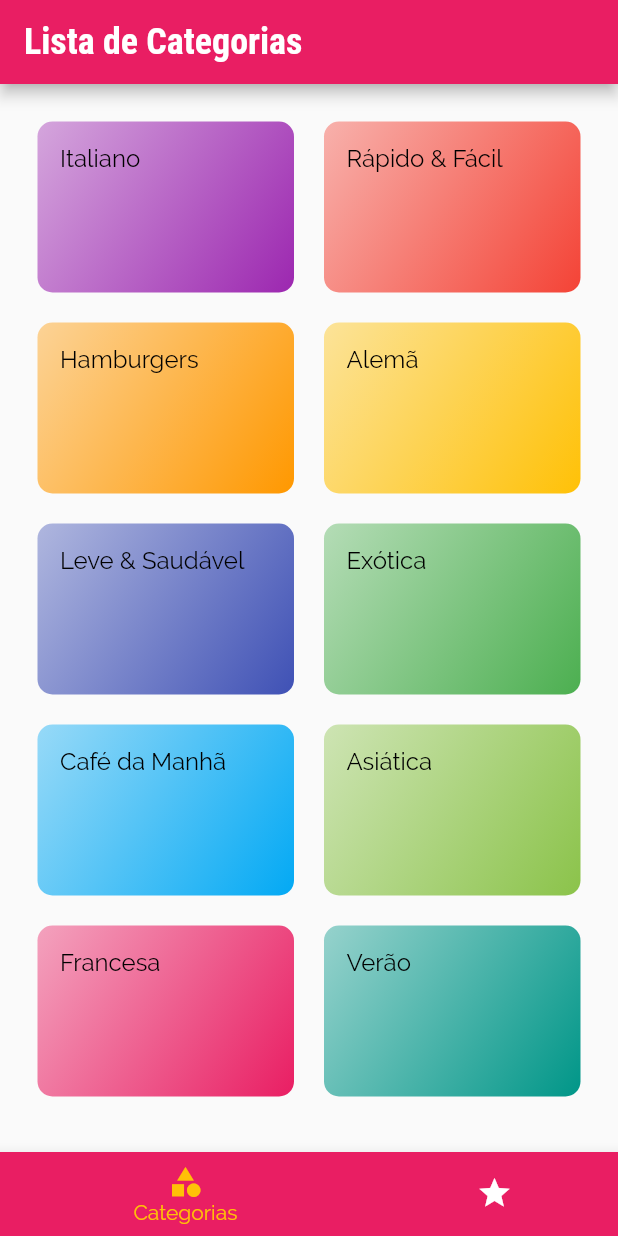
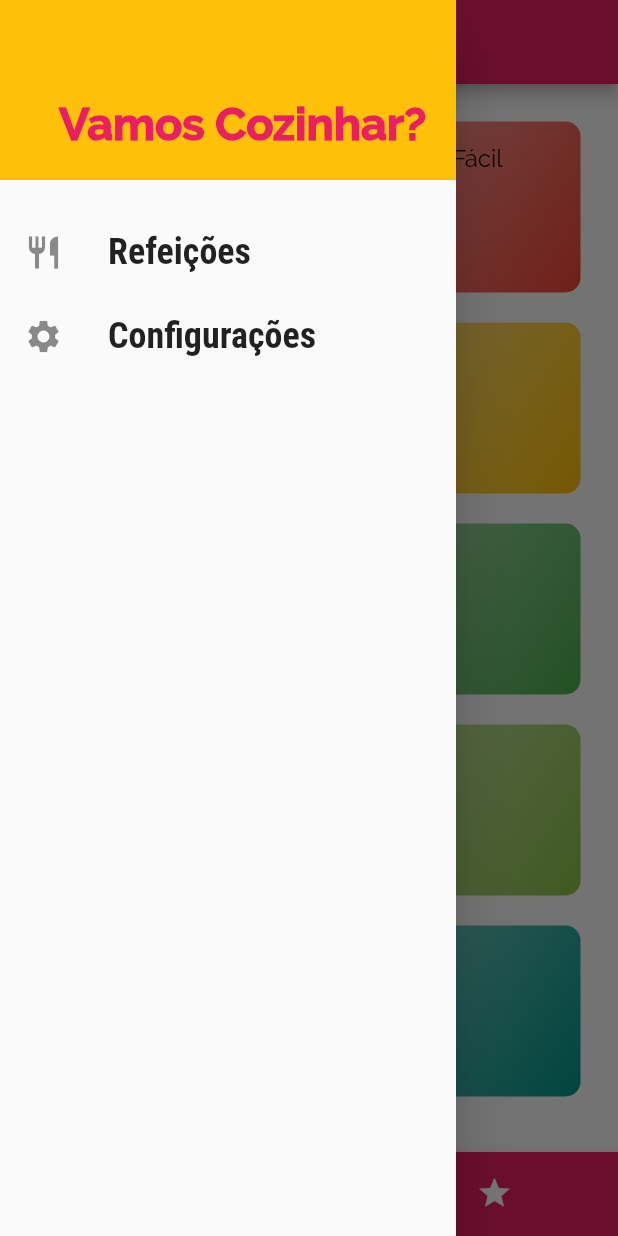
Before and after one commit to frank000/meals, a Flutter app: the screen it shows after launch, with the side drawer open (before the commit the screen has no drawer), on a phone screen of 412 x 824 dp. Run offline on Flutter 3.47's test engine with Material 2 defaults, Android fonts, the phone set to English and light mode, and no system bars.

Commit message:
Implementação do Drawer

```diff
--- /dev/null
+++ b/lib/components/main_drawer.dart
@@ -0,0 +1,51 @@
+import 'package:flutter/material.dart';
+
+class MainDrawer extends StatelessWidget {
+  const MainDrawer({Key? key}) : super(key: key);
+
+  Widget _createItem(IconData icon, String label) {
+    return ListTile(
+      leading: Icon(
+        icon,
+        size: 26,
+      ),
+      title: Text(
+        label,
+        style: TextStyle(
+            fontFamily: 'RobotoCondensed',
+            fontSize: 24,
+            fontWeight: FontWeight.bold),
+      ),
+      onTap: () {},
+    );
+  }
+
+  @override
+  Widget build(BuildContext context) {
+    return Drawer(
+      child: Column(
+        children: [
+          Container(
+            alignment: Alignment.bottomRight,
+            height: 120,
+            width: double.infinity,
+            padding: EdgeInsets.all(20),
+            color: Theme.of(context).colorScheme.secondary,
+            child: Text(
+              'Vamos Cozinhar?',
+              style: TextStyle(
+                  fontWeight: FontWeight.w900,
+                  fontSize: 30,
+                  color: Theme.of(context).colorScheme.primary),
+            ),
+          ),
+          SizedBox(
+            height: 20,
+          ),
+          _createItem(Icons.restaurant, 'Refeições'),
+          _createItem(Icons.settings, 'Configurações'),
+        ],
+      ),
+    );
+  }
+}
--- a/lib/screens/tabs_screen.dart
+++ b/lib/screens/tabs_screen.dart
@@ -1,4 +1,5 @@
 import 'package:flutter/material.dart';
+import 'package:meals/components/main_drawer.dart';
 import 'package:meals/screens/categories_screen.dart';
 import 'package:meals/screens/favorite_screen.dart';
 
@@ -31,6 +32,7 @@ class _TabsScreenState extends State<TabsScreen> {
         ),
       ),
       body: _screens[_selectedScreen]['screen'] as Widget,
+      drawer: MainDrawer(),
       bottomNavigationBar: BottomNavigationBar(
         onTap: _selectScreen,
         backgroundColor: Theme.of(context).colorScheme.primary,
```
